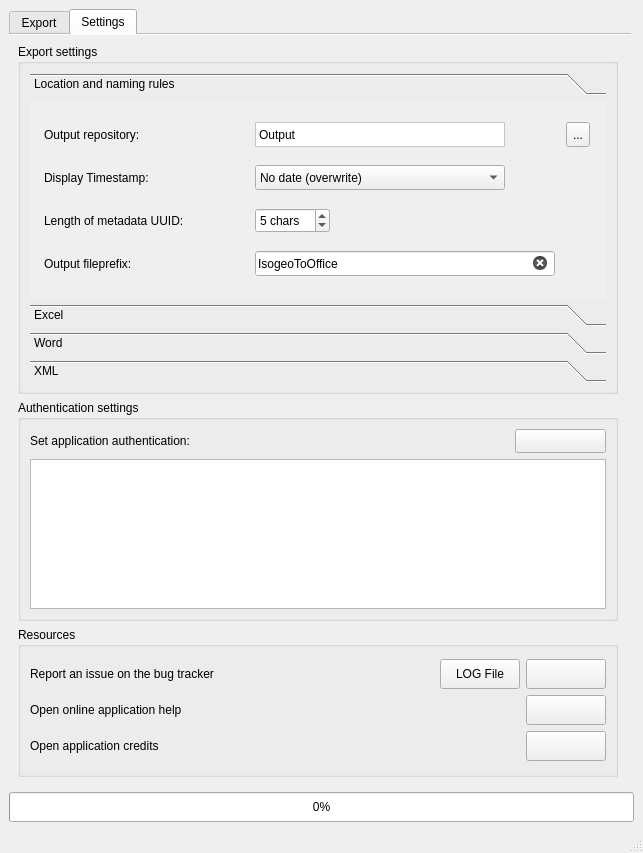
First picture: the form in modules/ui/main/ui_win_IsogeoToOffice.ui, repository isogeo/isogeo-2-office, before the edit.
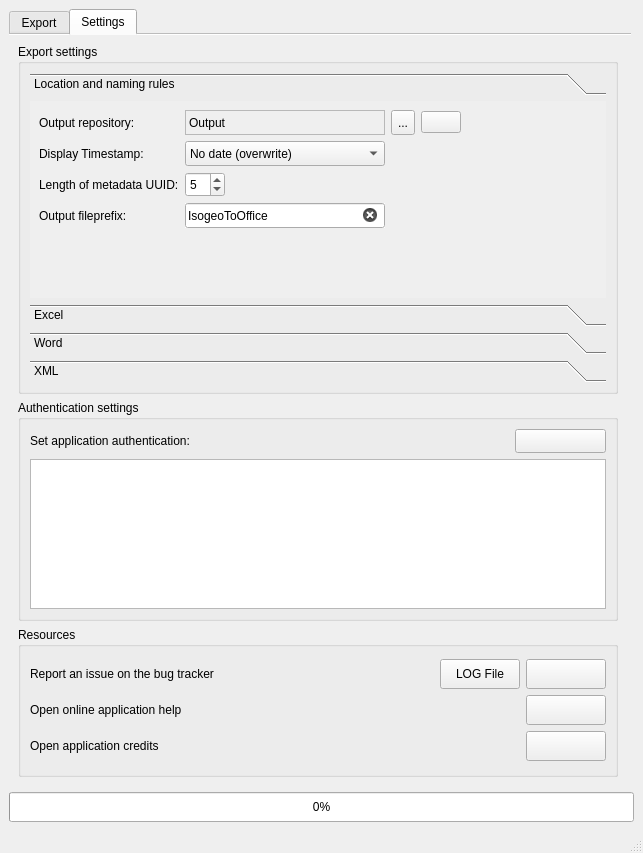
Second picture: the form after the edit. The open tabs and pages were chosen to show the change. Icons and pictures are not drawn.

Commit message: add button to open output folder in explorer fix #28

The edit to the form file:
```diff
--- a/modules/ui/main/ui_win_IsogeoToOffice.ui
+++ b/modules/ui/main/ui_win_IsogeoToOffice.ui
@@ -964,8 +964,10 @@
                <string>Location and naming rules</string>
               </attribute>
               <layout class="QGridLayout" name="gridLayout">
-               <item row="2" column="0">
-                <widget class="QLabel" name="lbl_timestamp">
+               <item row="0" column="1" colspan="2">
+                <layout class="QGridLayout" name="gridLayout_2">
+                 <item row="1" column="0">
+                  <widget class="QLabel" name="lbl_output_folder">
                  <property name="minimumSize">
                   <size>
                    <width>100</width>
@@ -979,90 +981,22 @@
                   </size>
                  </property>
                  <property name="text">
-                  <string>Display Timestamp:</string>
+                    <string>Output repository:</string>
                  </property>
                 </widget>
                </item>
-               <item row="2" column="2" colspan="2">
-                <widget class="QComboBox" name="cbb_timestamp">
-                 <property name="minimumSize">
-                  <size>
-                   <width>150</width>
-                   <height>25</height>
-                  </size>
-                 </property>
-                 <property name="maximumSize">
-                  <size>
-                   <width>250</width>
-                   <height>35</height>
-                  </size>
-                 </property>
-                 <property name="toolTip">
-                  <string>Add date or datetime to output filenames</string>
-                 </property>
-                 <item>
-                  <property name="text">
-                   <string>No date (overwrite)</string>
-                  </property>
-                 </item>
-                 <item>
-                  <property name="text">
-                   <string>Day</string>
-                  </property>
-                 </item>
-                 <item>
-                  <property name="text">
-                   <string>Datetime</string>
-                  </property>
-                 </item>
-                </widget>
-               </item>
-               <item row="1" column="2">
-                <widget class="QLabel" name="lbl_output_folder_value">
-                 <property name="minimumSize">
-                  <size>
-                   <width>150</width>
-                   <height>20</height>
-                  </size>
-                 </property>
-                 <property name="maximumSize">
-                  <size>
-                   <width>250</width>
-                   <height>35</height>
-                  </size>
-                 </property>
-                 <property name="cursor">
-                  <cursorShape>ArrowCursor</cursorShape>
-                 </property>
-                 <property name="toolTip">
-                  <string>Folder to store exported files</string>
-                 </property>
-                 <property name="styleSheet">
-                  <string notr="true">background-color: rgb(255, 255, 255);</string>
-                 </property>
-                 <property name="frameShape">
-                  <enum>QFrame::StyledPanel</enum>
-                 </property>
-                 <property name="text">
-                  <string>Output</string>
-                 </property>
-                 <property name="scaledContents">
-                  <bool>false</bool>
-                 </property>
-                </widget>
-               </item>
-               <item row="5" column="2">
+                 <item row="4" column="1">
                 <widget class="QLineEdit" name="txt_output_fileprefix">
                  <property name="minimumSize">
                   <size>
                    <width>200</width>
-                   <height>20</height>
+                     <height>25</height>
                   </size>
                  </property>
                  <property name="maximumSize">
                   <size>
                    <width>300</width>
-                   <height>35</height>
+                     <height>40</height>
                   </size>
                  </property>
                  <property name="toolTip">
@@ -1091,45 +1025,7 @@
                  </property>
                 </widget>
                </item>
-               <item row="3" column="0">
-                <widget class="QLabel" name="lbl_uid">
-                 <property name="minimumSize">
-                  <size>
-                   <width>100</width>
-                   <height>20</height>
-                  </size>
-                 </property>
-                 <property name="maximumSize">
-                  <size>
-                   <width>200</width>
-                   <height>25</height>
-                  </size>
-                 </property>
-                 <property name="text">
-                  <string>Length of metadata UUID:</string>
-                 </property>
-                </widget>
-               </item>
-               <item row="1" column="0">
-                <widget class="QLabel" name="lbl_output_folder">
-                 <property name="minimumSize">
-                  <size>
-                   <width>100</width>
-                   <height>20</height>
-                  </size>
-                 </property>
-                 <property name="maximumSize">
-                  <size>
-                   <width>200</width>
-                   <height>25</height>
-                  </size>
-                 </property>
-                 <property name="text">
-                  <string>Output repository:</string>
-                 </property>
-                </widget>
-               </item>
-               <item row="5" column="0">
+                 <item row="4" column="0">
                 <widget class="QLabel" name="lbl_output_fileprefix">
                  <property name="minimumSize">
                   <size>
@@ -1148,25 +1044,78 @@
                  </property>
                 </widget>
                </item>
-               <item row="3" column="2">
+                 <item row="2" column="0">
+                  <widget class="QLabel" name="lbl_timestamp">
+                   <property name="minimumSize">
+                    <size>
+                     <width>100</width>
+                     <height>20</height>
+                    </size>
+                   </property>
+                   <property name="maximumSize">
+                    <size>
+                     <width>200</width>
+                     <height>25</height>
+                    </size>
+                   </property>
+                   <property name="text">
+                    <string>Display Timestamp:</string>
+                   </property>
+                  </widget>
+                 </item>
+                 <item row="2" column="1">
+                  <widget class="QComboBox" name="cbb_timestamp">
+                   <property name="minimumSize">
+                    <size>
+                     <width>150</width>
+                     <height>25</height>
+                    </size>
+                   </property>
+                   <property name="maximumSize">
+                    <size>
+                     <width>250</width>
+                     <height>40</height>
+                    </size>
+                   </property>
+                   <property name="toolTip">
+                    <string>Add date or datetime to output filenames</string>
+                   </property>
+                   <item>
+                    <property name="text">
+                     <string>No date (overwrite)</string>
+                    </property>
+                   </item>
+                   <item>
+                    <property name="text">
+                     <string>Day</string>
+                    </property>
+                   </item>
+                   <item>
+                    <property name="text">
+                     <string>Datetime</string>
+                    </property>
+                   </item>
+                  </widget>
+                 </item>
+                 <item row="3" column="1">
                 <widget class="QSpinBox" name="int_md_uuid">
                  <property name="minimumSize">
                   <size>
-                   <width>50</width>
-                   <height>20</height>
+                     <width>30</width>
+                     <height>25</height>
                   </size>
                  </property>
                  <property name="maximumSize">
                   <size>
-                   <width>75</width>
-                   <height>35</height>
+                     <width>40</width>
+                     <height>40</height>
                   </size>
                  </property>
                  <property name="toolTip">
                   <string>Useful to avoid name conflicts</string>
                  </property>
-                 <property name="suffix">
-                  <string> chars</string>
+                   <property name="showGroupSeparator" stdset="0">
+                    <bool>false</bool>
                  </property>
                  <property name="maximum">
                   <number>8</number>
@@ -1176,7 +1125,76 @@
                  </property>
                 </widget>
                </item>
-               <item row="1" column="3">
+                 <item row="3" column="0">
+                  <widget class="QLabel" name="lbl_uid">
+                   <property name="minimumSize">
+                    <size>
+                     <width>100</width>
+                     <height>20</height>
+                    </size>
+                   </property>
+                   <property name="maximumSize">
+                    <size>
+                     <width>200</width>
+                     <height>25</height>
+                    </size>
+                   </property>
+                   <property name="text">
+                    <string>Length of metadata UUID:</string>
+                   </property>
+                  </widget>
+                 </item>
+                 <item row="1" column="4" rowspan="4">
+                  <spacer name="horizontalSpacer_2">
+                   <property name="orientation">
+                    <enum>Qt::Horizontal</enum>
+                   </property>
+                   <property name="sizeHint" stdset="0">
+                    <size>
+                     <width>20</width>
+                     <height>20</height>
+                    </size>
+                   </property>
+                  </spacer>
+                 </item>
+                 <item row="1" column="1">
+                  <widget class="QLabel" name="lbl_output_folder_value">
+                   <property name="minimumSize">
+                    <size>
+                     <width>150</width>
+                     <height>25</height>
+                    </size>
+                   </property>
+                   <property name="maximumSize">
+                    <size>
+                     <width>250</width>
+                     <height>40</height>
+                    </size>
+                   </property>
+                   <property name="cursor">
+                    <cursorShape>ArrowCursor</cursorShape>
+                   </property>
+                   <property name="toolTip">
+                    <string notr="true" extracomment="Folder to store exported files"/>
+                   </property>
+                   <property name="autoFillBackground">
+                    <bool>true</bool>
+                   </property>
+                   <property name="frameShape">
+                    <enum>QFrame::StyledPanel</enum>
+                   </property>
+                   <property name="frameShadow">
+                    <enum>QFrame::Sunken</enum>
+                   </property>
+                   <property name="text">
+                    <string>Output</string>
+                   </property>
+                   <property name="scaledContents">
+                    <bool>false</bool>
+                   </property>
+                  </widget>
+                 </item>
+                 <item row="1" column="2">
                 <widget class="QToolButton" name="btn_directory_change">
                  <property name="maximumSize">
                   <size>
@@ -1188,6 +1206,35 @@
                   <string notr="true">...</string>
                  </property>
                 </widget>
+                 </item>
+                 <item row="1" column="3">
+                  <widget class="QPushButton" name="btn_open_output_folder">
+                   <property name="toolTip">
+                    <string>Open the output folder</string>
+                   </property>
+                   <property name="text">
+                    <string notr="true"/>
+                   </property>
+                   <property name="icon">
+                    <iconset resource="../../../resources.qrc">
+                     <normaloff>:/IsogeoToOffice/resources/folder-open-o.svg</normaloff>:/IsogeoToOffice/resources/folder-open-o.svg</iconset>
+                   </property>
+                  </widget>
+                 </item>
+                 <item row="5" column="0" colspan="5">
+                  <spacer name="verticalSpacer_3">
+                   <property name="orientation">
+                    <enum>Qt::Vertical</enum>
+                   </property>
+                   <property name="sizeHint" stdset="0">
+                    <size>
+                     <width>20</width>
+                     <height>40</height>
+                    </size>
+                   </property>
+                  </spacer>
+                 </item>
+                </layout>
                </item>
               </layout>
              </widget>
```
Lines whose indentation alone changed are shown as unchanged. The commit also changes 6 other files.
